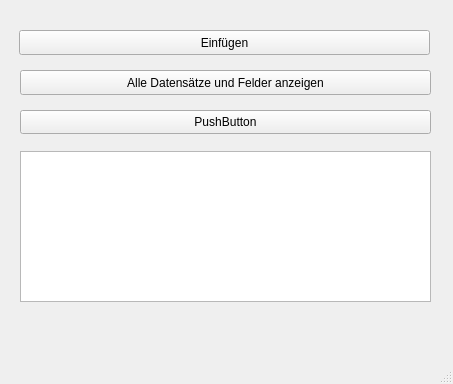
Old version of the form DatenbankSQLitePro/mainwindow.ui in the repository sterniR/Qt.
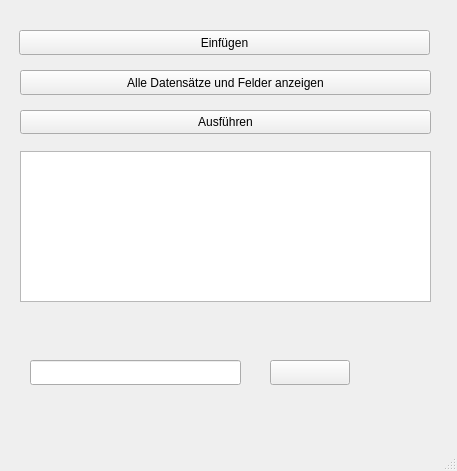
New version of the form.

Patch:
```diff
--- a/DatenbankSQLitePro/mainwindow.ui
+++ b/DatenbankSQLitePro/mainwindow.ui
@@ -6,8 +6,8 @@
    <rect>
     <x>0</x>
     <y>0</y>
-    <width>453</width>
-    <height>384</height>
+    <width>457</width>
+    <height>471</height>
    </rect>
   </property>
   <property name="windowTitle">
@@ -60,7 +60,46 @@
      </rect>
     </property>
     <property name="text">
-     <string>PushButton</string>
+     <string>Ausführen</string>
+    </property>
+   </widget>
+   <widget class="QLineEdit" name="EdtEingabe">
+    <property name="geometry">
+     <rect>
+      <x>30</x>
+      <y>360</y>
+      <width>211</width>
+      <height>25</height>
+     </rect>
+    </property>
+    <property name="text">
+     <string/>
+    </property>
+   </widget>
+   <widget class="QLabel" name="LblEingabe">
+    <property name="geometry">
+     <rect>
+      <x>130</x>
+      <y>320</y>
+      <width>61</width>
+      <height>17</height>
+     </rect>
+    </property>
+    <property name="text">
+     <string/>
+    </property>
+   </widget>
+   <widget class="QPushButton" name="CmdEingabe">
+    <property name="geometry">
+     <rect>
+      <x>270</x>
+      <y>360</y>
+      <width>80</width>
+      <height>25</height>
+     </rect>
+    </property>
+    <property name="text">
+     <string/>
     </property>
    </widget>
   </widget>
```
Left out of the diff: 4 changed lines with no effect on the pictures.
